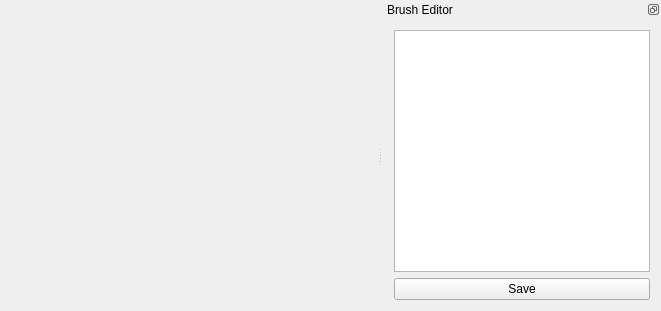
Before: the Qt Designer form MainWindow.ui in teamxy/qrush, drawn with Qt 5.
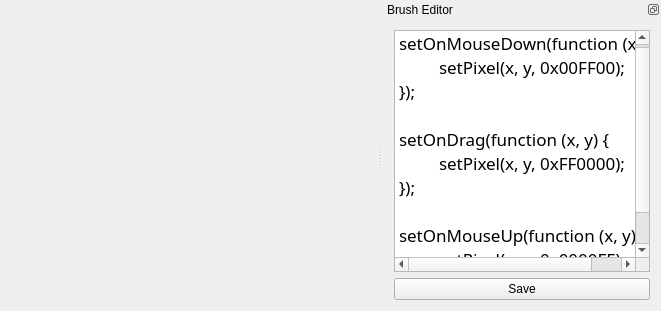
After: the same form once the commit is applied.

Diff of the .ui file:
```diff
--- a/MainWindow.ui
+++ b/MainWindow.ui
@@ -69,9 +69,29 @@
        <property name="lineWrapMode">
         <enum>QTextEdit::NoWrap</enum>
        </property>
+       <property name="html">
+        <string>&lt;!DOCTYPE HTML PUBLIC &quot;-//W3C//DTD HTML 4.0//EN&quot; &quot;http://www.w3.org/TR/REC-html40/strict.dtd&quot;&gt;
+&lt;html&gt;&lt;head&gt;&lt;meta name=&quot;qrichtext&quot; content=&quot;1&quot; /&gt;&lt;style type=&quot;text/css&quot;&gt;
+p, li { white-space: pre-wrap; }
+&lt;/style&gt;&lt;/head&gt;&lt;body style=&quot; font-family:'Menlo'; font-size:12pt; font-weight:400; font-style:normal;&quot;&gt;
+&lt;p style=&quot; margin-top:0px; margin-bottom:0px; margin-left:0px; margin-right:0px; -qt-block-indent:0; text-indent:0px;&quot;&gt;&lt;span style=&quot; font-family:'.Lucida Grande UI'; font-size:13pt;&quot;&gt;setOnMouseDown(function (x, y) {&lt;/span&gt;&lt;/p&gt;
+&lt;p style=&quot; margin-top:0px; margin-bottom:0px; margin-left:0px; margin-right:0px; -qt-block-indent:0; text-indent:0px; -qt-user-state:0;&quot;&gt;&lt;span style=&quot; font-family:'.Lucida Grande UI'; font-size:13pt;&quot;&gt;	setPixel(x, y, 0x00FF00);&lt;/span&gt;&lt;/p&gt;
+&lt;p style=&quot; margin-top:0px; margin-bottom:0px; margin-left:0px; margin-right:0px; -qt-block-indent:0; text-indent:0px; -qt-user-state:0;&quot;&gt;&lt;span style=&quot; font-family:'.Lucida Grande UI'; font-size:13pt;&quot;&gt;});&lt;/span&gt;&lt;/p&gt;
+&lt;p style=&quot;-qt-paragraph-type:empty; margin-top:0px; margin-bottom:0px; margin-left:0px; margin-right:0px; -qt-block-indent:0; text-indent:0px; font-family:'.Lucida Grande UI'; font-size:13pt;&quot;&gt;&lt;br /&gt;&lt;/p&gt;
+&lt;p style=&quot; margin-top:0px; margin-bottom:0px; margin-left:0px; margin-right:0px; -qt-block-indent:0; text-indent:0px; -qt-user-state:0;&quot;&gt;&lt;span style=&quot; font-family:'.Lucida Grande UI'; font-size:13pt;&quot;&gt;setOnDrag(function (x, y) {&lt;/span&gt;&lt;/p&gt;
+&lt;p style=&quot; margin-top:0px; margin-bottom:0px; margin-left:0px; margin-right:0px; -qt-block-indent:0; text-indent:0px; -qt-user-state:0;&quot;&gt;&lt;span style=&quot; font-family:'.Lucida Grande UI'; font-size:13pt;&quot;&gt;	setPixel(x, y, 0xFF0000);&lt;/span&gt;&lt;/p&gt;
+&lt;p style=&quot; margin-top:0px; margin-bottom:0px; margin-left:0px; margin-right:0px; -qt-block-indent:0; text-indent:0px; -qt-user-state:0;&quot;&gt;&lt;span style=&quot; font-family:'.Lucida Grande UI'; font-size:13pt;&quot;&gt;});&lt;/span&gt;&lt;/p&gt;
+&lt;p style=&quot;-qt-paragraph-type:empty; margin-top:0px; margin-bottom:0px; margin-left:0px; margin-right:0px; -qt-block-indent:0; text-indent:0px; font-family:'.Lucida Grande UI'; font-size:13pt;&quot;&gt;&lt;br /&gt;&lt;/p&gt;
+&lt;p style=&quot; margin-top:0px; margin-bottom:0px; margin-left:0px; margin-right:0px; -qt-block-indent:0; text-indent:0px; -qt-user-state:0;&quot;&gt;&lt;span style=&quot; font-family:'.Lucida Grande UI'; font-size:13pt;&quot;&gt;setOnMouseUp(function (x, y) {&lt;/span&gt;&lt;/p&gt;
+&lt;p style=&quot; margin-top:0px; margin-bottom:0px; margin-left:0px; margin-right:0px; -qt-block-indent:0; text-indent:0px; -qt-user-state:0;&quot;&gt;&lt;span style=&quot; font-family:'.Lucida Grande UI'; font-size:13pt;&quot;&gt;	setPixel(x, y, 0x0000FF);&lt;/span&gt;&lt;/p&gt;
+&lt;p style=&quot; margin-top:0px; margin-bottom:0px; margin-left:0px; margin-right:0px; -qt-block-indent:0; text-indent:0px; -qt-user-state:0;&quot;&gt;&lt;span style=&quot; font-family:'.Lucida Grande UI'; font-size:13pt;&quot;&gt;});&lt;/span&gt;&lt;/p&gt;&lt;/body&gt;&lt;/html&gt;</string>
+       </property>
        <property name="tabStopWidth">
         <number>40</number>
        </property>
+       <property name="placeholderText">
+        <string notr="true"/>
+       </property>
       </widget>
      </item>
      <item>
```
